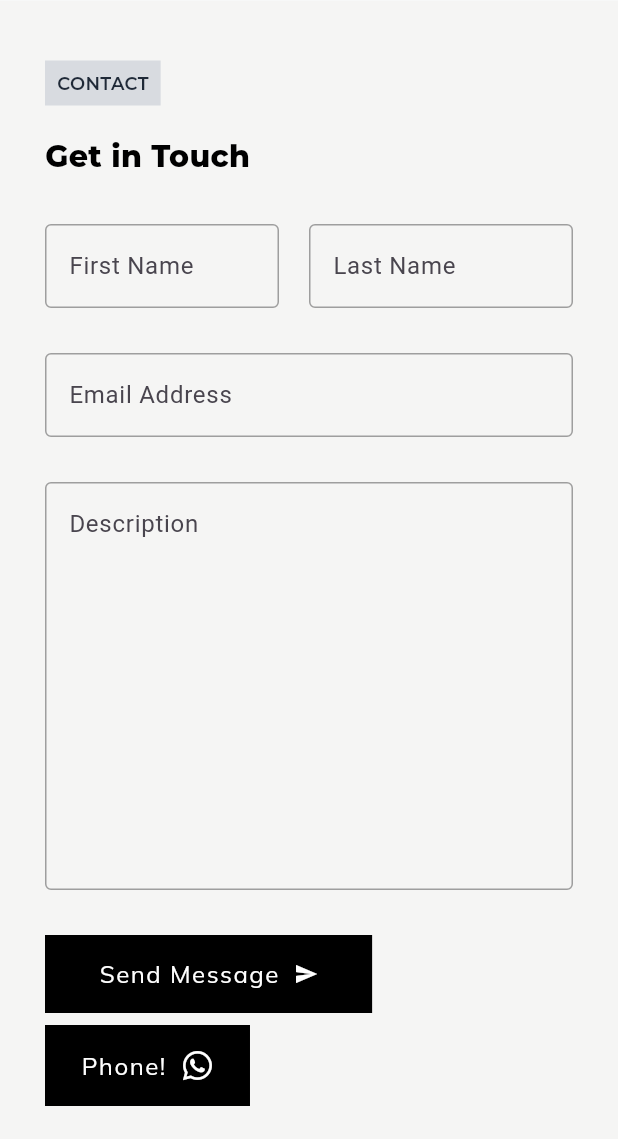
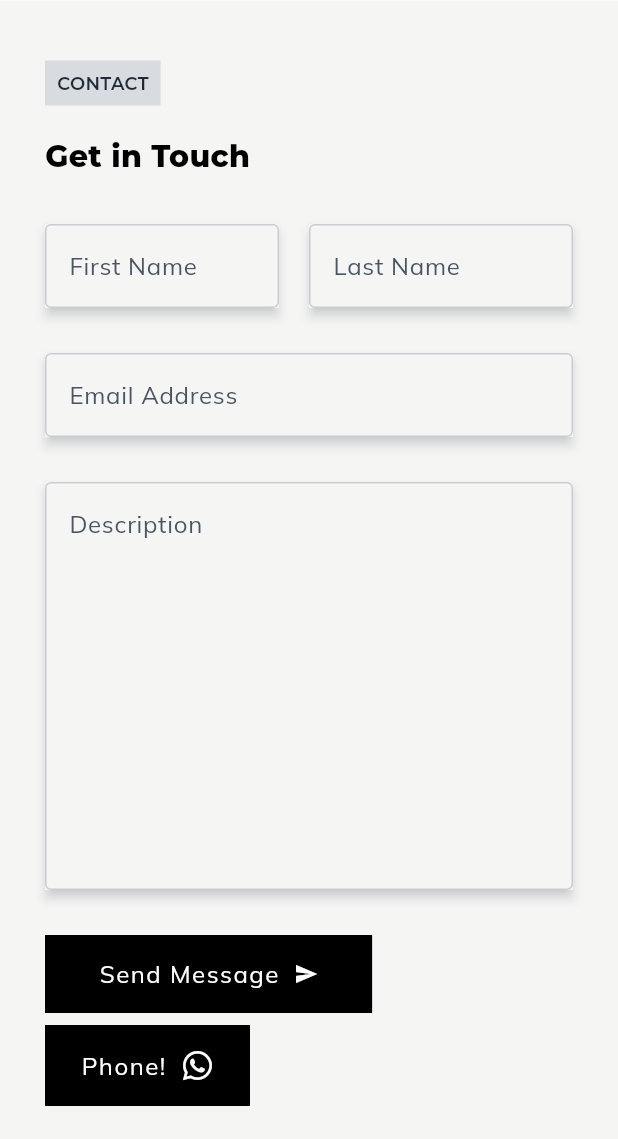
Before and after one commit to MahmoudAboHebil/my_portfolio_web_flutter, a Flutter app: the ContactSection screen opened by its route, on a phone screen of 412 x 824 dp, the part 97-1236 px from its top. Run offline on Flutter 3.47's test engine with Material 3 defaults, Android fonts, the phone set to English and light mode, and no system bars; our stand-ins replace animated_text_kit, bloc, cloud_firestore, email_validator, equatable, firebase_core and 6 more; accounts and stored records are empty.

Commit message:
customising the dark mode for contact section and fixing some bugs

```diff
--- a/lib/presentation/app_colors/app_colors.dart
+++ b/lib/presentation/app_colors/app_colors.dart
@@ -25,6 +25,7 @@ class AppColors extends ChangeNotifier {
   Color iconColor = Colors.black;
   Color boxBorder = Color(0xffd7d7d7);
   Color boxBorder2 = Color(0xffc4c4c3);
+  Color boxBorder3 = Color.fromRGBO(156, 163, 175, .5);
   Color imageBorderColor = Colors.grey.shade300.withOpacity(0.5);
   void setColorMode(bool isDarkMode) {
     isDarkState = isDarkMode;
@@ -33,6 +34,8 @@ class AppColors extends ChangeNotifier {
     text1Color = isDarkMode ? Color(0xff9ca3af) : Color(0xff485563);
     boxBorder = isDarkMode ? Color.fromRGBO(75, 85, 99, 1) : Color(0xffd7d7d7);
     boxBorder2 = isDarkMode ? Color(0xff7e7e7e) : Color(0xffc4c4c3);
+    boxBorder3 =
+        isDarkMode ? Color(0xff7e7e7e) : Color.fromRGBO(156, 163, 175, .5);
     shadowColor = isDarkMode
         ? Color.fromRGBO(100, 116, 139, .2)
         : Color.fromRGBO(0, 0, 0, .1);
--- a/lib/presentation/sections/contact_section/contact_section.dart
+++ b/lib/presentation/sections/contact_section/contact_section.dart
@@ -25,6 +25,9 @@ class _ContactSectionState extends State<ContactSection>
   void initState() {
     locator<NavigationService>().navigatorTo(ContactRoute);
     streamController.add(4);
+    setState(() {
+      isPressed = false;
+    });
     super.initState();
     _animationController = AnimationController(
       vsync: this,
@@ -42,6 +45,10 @@ class _ContactSectionState extends State<ContactSection>
   void dispose() {
     _animationController.dispose();
 
+    _firstName_controller.clear();
+    _lasttName_controller.clear();
+    _description_controller.clear();
+    _email_controller.clear();
     super.dispose();
   }
 
@@ -218,6 +225,12 @@ class _ImageDetailsState extends State<ImageDetailsContact> {
   }
 }
 
+final TextEditingController _firstName_controller = TextEditingController();
+final TextEditingController _lasttName_controller = TextEditingController();
+final TextEditingController _description_controller = TextEditingController();
+final TextEditingController _email_controller = TextEditingController();
+bool isPressed = false;
+
 class ContactForm extends StatefulWidget {
   ContactForm({super.key, required this.size});
   final Size size;
@@ -227,11 +240,6 @@ class ContactForm extends StatefulWidget {
 }
 
 class _ContactFormState extends State<ContactForm> {
-  bool isPressed = false;
-  TextEditingController _firstName_controller = TextEditingController();
-  TextEditingController _lasttName_controller = TextEditingController();
-  TextEditingController _description_controller = TextEditingController();
-  TextEditingController _email_controller = TextEditingController();
   String? isEmpty(TextEditingController controller) {
     var text = controller.text;
     if ((text.isEmpty || text.trim().isEmpty) && isPressed) {
@@ -254,10 +262,6 @@ class _ContactFormState extends State<ContactForm> {
 
   @override
   void dispose() {
-    _firstName_controller.dispose();
-    _lasttName_controller.dispose();
-    _description_controller.dispose();
-    _email_controller.dispose();
     super.dispose();
   }
 
@@ -280,6 +284,20 @@ class _ContactFormState extends State<ContactForm> {
                 isPressed = true;
                 isVaildEmail(_email_controller);
               });
+              if (isEmpty(_firstName_controller) == null &&
+                  isEmpty(_lasttName_controller) == null &&
+                  isEmpty(_email_controller) == null &&
+                  isVaildEmail(_email_controller) == null &&
+                  isEmpty(_description_controller) == null) {
+                setState(() {
+                  isPressed = false;
+
+                  _firstName_controller.clear();
+                  _lasttName_controller.clear();
+                  _email_controller.clear();
+                  _description_controller.clear();
+                });
+              }
             },
           ),
           SizedBox(
@@ -308,12 +326,27 @@ class _ContactFormState extends State<ContactForm> {
               Expanded(
                 child: Container(
                   margin: EdgeInsets.only(right: 20),
+                  // decoration: BoxDecoration(boxShadow: [
+                  //   BoxShadow(
+                  //       color: Colors.white30,
+                  //       blurRadius: 2,
+                  //       spreadRadius: 0.1,
+                  //       offset: Offset(1, 1)),
+                  // ]),
+                  child: Material(
+                    color: Provider.of<AppColors>(context).backgroundColor,
+                    elevation: 3,
+                    shadowColor: Provider.of<AppColors>(context).isDarkState
+                        ? Colors.transparent
+                        : Color.fromRGBO(156, 163, 175, .5),
+
+                    //
                     child: TextFormField(
                       controller: _firstName_controller,
-                    style: TextStyle(
-                      color: Colors.black,
-                      fontWeight: FontWeight.w500,
-                    ),
+                      style: GoogleFonts.mulish(
+                          color: Provider.of<AppColors>(context)
+                              .backgroundBox2Color,
+                          fontSize: 16),
                       onChanged: (value) {
                         setState(() {
                           isEmpty(_firstName_controller);
@@ -323,38 +356,53 @@ class _ContactFormState extends State<ContactForm> {
                         focusedBorder: OutlineInputBorder(
                           borderSide: BorderSide(
                             color: isEmpty(_firstName_controller) == null
-                              ? Colors.grey.shade500
+                                ? Color.fromRGBO(156, 163, 175, .5)
                                 : Colors.redAccent,
                           ),
                         ),
                         enabledBorder: OutlineInputBorder(
                           borderSide: BorderSide(
                             color: isEmpty(_firstName_controller) == null
-                              ? Colors.grey.shade500
+                                ? Color.fromRGBO(156, 163, 175, .5)
                                 : Colors.redAccent,
                           ),
                         ),
                         border: OutlineInputBorder(
                           borderSide: BorderSide(
                             color: isEmpty(_firstName_controller) == null
-                              ? Colors.grey.shade500
+                                ? Color.fromRGBO(156, 163, 175, .5)
                                 : Colors.redAccent,
                           ),
                         ),
                         labelText: "First Name",
                         hintText: "First Name",
+                        labelStyle: GoogleFonts.mulish(
+                            color: Provider.of<AppColors>(context).text1Color,
+                            fontWeight: FontWeight.w400,
+                            fontSize: 16),
+                        hintStyle: GoogleFonts.mulish(
+                            fontSize: 16,
+                            color: Provider.of<AppColors>(context).text1Color,
+                            fontWeight: FontWeight.w400),
+                      ),
                     ),
                   ),
                 ),
               ),
               Expanded(
                 child: SizedBox(
+                  child: Material(
+                    color: Provider.of<AppColors>(context).backgroundColor,
+                    elevation: 3,
+                    shadowColor: Provider.of<AppColors>(context).isDarkState
+                        ? Colors.transparent
+                        : Color.fromRGBO(156, 163, 175, .5),
                     child: TextFormField(
                       controller: _lasttName_controller,
-                    style: TextStyle(
-                      color: Colors.black,
-                      fontWeight: FontWeight.w500,
-                    ),
+                      style: GoogleFonts.mulish(
+                          color: Provider.of<AppColors>(context)
+                              .backgroundBox2Color,
+                          fontSize: 16),
                       onChanged: (value) {
                         setState(() {
                           isEmpty(_lasttName_controller);
@@ -364,26 +412,35 @@ class _ContactFormState extends State<ContactForm> {
                         focusedBorder: OutlineInputBorder(
                           borderSide: BorderSide(
                             color: isEmpty(_lasttName_controller) == null
-                              ? Colors.grey.shade500
+                                ? Color.fromRGBO(156, 163, 175, .5)
                                 : Colors.redAccent,
                           ),
                         ),
                         enabledBorder: OutlineInputBorder(
                           borderSide: BorderSide(
                             color: isEmpty(_lasttName_controller) == null
-                              ? Colors.grey.shade500
+                                ? Color.fromRGBO(156, 163, 175, .5)
                                 : Colors.redAccent,
                           ),
                         ),
                         border: OutlineInputBorder(
                           borderSide: BorderSide(
                             color: isEmpty(_lasttName_controller) == null
-                              ? Colors.grey.shade500
+                                ? Color.fromRGBO(156, 163, 175, .5)
                                 : Colors.redAccent,
                           ),
                         ),
                         labelText: "Last Name",
                         hintText: "Last Name",
+                        labelStyle: GoogleFonts.mulish(
+                            color: Provider.of<AppColors>(context).text1Color,
+                            fontWeight: FontWeight.w400,
+                            fontSize: 16),
+                        hintStyle: GoogleFonts.mulish(
+                            fontSize: 16,
+                            color: Provider.of<AppColors>(context).text1Color,
+                            fontWeight: FontWeight.w400),
+                      ),
                     ),
                   ),
                 ),
@@ -394,12 +451,18 @@ class _ContactFormState extends State<ContactForm> {
             crossAxisAlignment: CrossAxisAlignment.start,
             children: [
               SizedBox(
+                child: Material(
+                  color: Provider.of<AppColors>(context).backgroundColor,
+                  elevation: 3,
+                  shadowColor: Provider.of<AppColors>(context).isDarkState
+                      ? Colors.transparent
+                      : Color.fromRGBO(156, 163, 175, .5),
                   child: TextFormField(
                     controller: _email_controller,
-                  style: TextStyle(
-                    color: Colors.black,
-                    fontWeight: FontWeight.w500,
-                  ),
+                    style: GoogleFonts.mulish(
+                        color:
+                            Provider.of<AppColors>(context).backgroundBox2Color,
+                        fontSize: 16),
                     onChanged: (value) {
                       setState(() {
                         isEmpty(_email_controller);
@@ -407,11 +470,19 @@ class _ContactFormState extends State<ContactForm> {
                       });
                     },
                     decoration: InputDecoration(
+                      labelStyle: GoogleFonts.mulish(
+                          color: Provider.of<AppColors>(context).text1Color,
+                          fontWeight: FontWeight.w400,
+                          fontSize: 16),
+                      hintStyle: GoogleFonts.mulish(
+                          fontSize: 16,
+                          color: Provider.of<AppColors>(context).text1Color,
+                          fontWeight: FontWeight.w400),
                       focusedBorder: OutlineInputBorder(
                         borderSide: BorderSide(
                           color: isEmpty(_email_controller) == null &&
                                   isVaildEmail(_email_controller) == null
-                            ? Colors.grey.shade500
+                              ? Color.fromRGBO(156, 163, 175, .5)
                               : Colors.redAccent,
                         ),
                       ),
@@ -419,7 +490,7 @@ class _ContactFormState extends State<ContactForm> {
                         borderSide: BorderSide(
                           color: isEmpty(_email_controller) == null &&
                                   isVaildEmail(_email_controller) == null
-                            ? Colors.grey.shade500
+                              ? Color.fromRGBO(156, 163, 175, .5)
                               : Colors.redAccent,
                         ),
                       ),
@@ -427,12 +498,13 @@ class _ContactFormState extends State<ContactForm> {
                         borderSide: BorderSide(
                           color: isEmpty(_email_controller) == null &&
                                   isVaildEmail(_email_controller) == null
-                            ? Colors.grey.shade500
+                              ? Color.fromRGBO(156, 163, 175, .5)
                               : Colors.redAccent,
                         ),
                       ),
                       labelText: "Email Address",
                       hintText: "Enter your email address",
+                    ),
                   ),
                 ),
               ),
@@ -445,12 +517,17 @@ class _ContactFormState extends State<ContactForm> {
             ],
           ),
           SizedBox(
+            child: Material(
+              color: Provider.of<AppColors>(context).backgroundColor,
+              elevation: 3,
+              shadowColor: Provider.of<AppColors>(context).isDarkState
+                  ? Colors.transparent
+                  : Color.fromRGBO(156, 163, 175, .5),
               child: TextFormField(
                 controller: _description_controller,
-              style: TextStyle(
-                color: Colors.black,
-                fontWeight: FontWeight.w500,
-              ),
+                style: GoogleFonts.mulish(
+                    color: Provider.of<AppColors>(context).backgroundBox2Color,
+                    fontSize: 16),
                 onChanged: (value) {
                   setState(() {
                     isEmpty(_description_controller);
@@ -463,30 +540,39 @@ class _ContactFormState extends State<ContactForm> {
                   //
                   //   borderSide: BorderSide(),
                   // ),
+                  labelStyle: GoogleFonts.mulish(
+                      color: Provider.of<AppColors>(context).text1Color,
+                      fontWeight: FontWeight.w400,
+                      fontSize: 16),
+                  hintStyle: GoogleFonts.mulish(
+                      fontSize: 16,
+                      color: Provider.of<AppColors>(context).text1Color,
+                      fontWeight: FontWeight.w400),
                   focusedBorder: OutlineInputBorder(
                     borderSide: BorderSide(
                       color: isEmpty(_description_controller) == null
-                        ? Colors.grey.shade500
+                          ? Color.fromRGBO(156, 163, 175, .5)
                           : Colors.redAccent,
                     ),
                   ),
                   enabledBorder: OutlineInputBorder(
                     borderSide: BorderSide(
                       color: isEmpty(_description_controller) == null
-                        ? Colors.grey.shade500
+                          ? Color.fromRGBO(156, 163, 175, .5)
                           : Colors.redAccent,
                     ),
                   ),
                   border: OutlineInputBorder(
                     borderSide: BorderSide(
                       color: isEmpty(_description_controller) == null
-                        ? Colors.grey.shade500
+                          ? Color.fromRGBO(156, 163, 175, .5)
                           : Colors.redAccent,
                     ),
                   ),
                   labelText: "Description",
                   alignLabelWithHint: true,
                   hintText: "Write some description",
+                ),
               ),
             ),
           ),
@@ -531,7 +617,9 @@ class _DefaultButtonState extends State<DefaultButton> {
             isHover = value;
           });
         },
-        onPressed: () {},
+        onPressed: () {
+          widget.press();
+        },
         style: ButtonStyle(
           overlayColor: MaterialStatePropertyAll(Colors.transparent),
           padding: MaterialStatePropertyAll(EdgeInsets.symmetric()),
```
Lines whose indentation alone changed are shown as unchanged.
